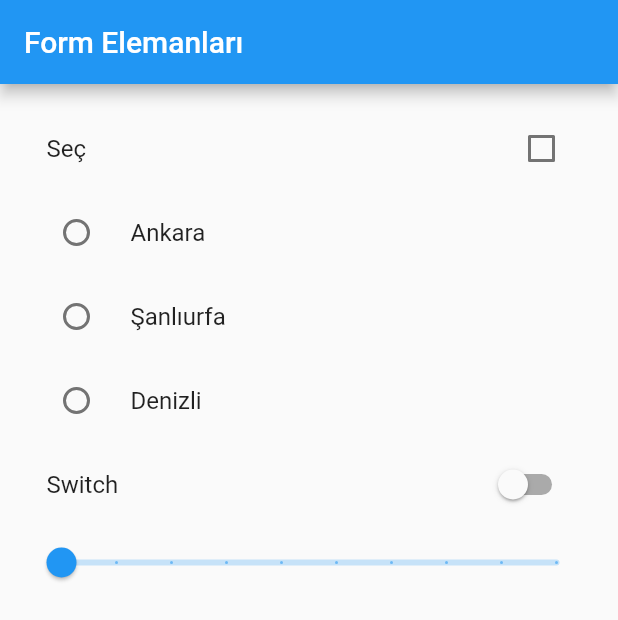
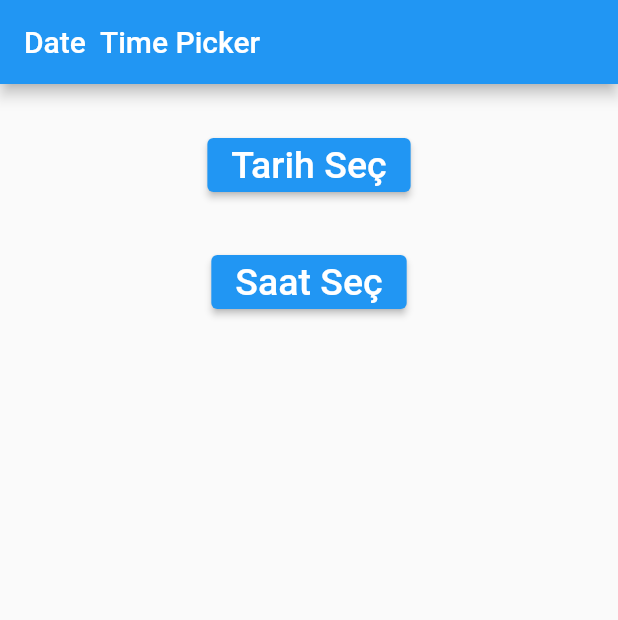
Before and after one commit to uluibrahim/Sifirdan-Flutter-Dersleri, a Flutter app: the screen it shows after launch, on a phone screen of 412 x 824 dp. Shown: the top 620 px of the screen. Run offline on Flutter 3.47's test engine with Material 2 defaults, Android fonts, the phone set to English and light mode, and no system bars; our stand-ins replace date_format, flutter_easyloading, palette_generator.

Commit message:
datetimepicker ve timeofday

```diff
--- /dev/null
+++ b/Bolum3/scroll/lib/date_time_picker.dart
@@ -0,0 +1,96 @@
+import 'package:flutter/material.dart';
+import 'package:date_format/date_format.dart';
+
+class DateTimePickerKullanimi extends StatefulWidget {
+  @override
+  _DateTimePickerKullanimiState createState() =>
+      _DateTimePickerKullanimiState();
+}
+
+class _DateTimePickerKullanimiState extends State<DateTimePickerKullanimi> {
+  @override
+  Widget build(BuildContext context) {
+    DateTime suan = DateTime.now();
+    DateTime firstDate = DateTime(2021, suan.month - 3);
+    DateTime lastDate = DateTime(2021, suan.month, suan.day + 20);
+
+    TimeOfDay timeNow = TimeOfDay.now();
+    return Scaffold(
+      appBar: appBar(),
+      body: Center(
+        child: Padding(
+          padding: const EdgeInsets.all(15.0),
+          child: Column(
+            children: [
+              Padding(
+                padding: const EdgeInsets.all(15.0),
+                child: tarihSec(context, suan, firstDate, lastDate),
+              ),
+              Padding(
+                padding: const EdgeInsets.all(15.0),
+                child: saatSec(timeNow),
+              ),
+            ],
+          ),
+        ),
+      ),
+    );
+  }
+
+  ElevatedButton saatSec(TimeOfDay timeNow) {
+    return ElevatedButton(
+      onPressed: () {
+        showTimePicker(
+          context: context,
+          initialTime: timeNow,
+          initialEntryMode: TimePickerEntryMode.input,
+          cancelText: "Vazgeç",
+          helpText: "Saat Seçiniz",
+          confirmText: "OK",
+        ).then(
+          (value) => {
+            print(value.format(context)),
+            print("${value.hour} ${value.minute}"),
+            print(
+                "${value.hour.toString().padLeft(2, '0') + ':' + value.minute.toString().padLeft(2, '0')}"),
+          },
+        );
+      },
+      child: Text(
+        "Saat Seç",
+        style: TextStyle(fontSize: 25),
+      ),
+    );
+  }
+
+  ElevatedButton tarihSec(BuildContext context, DateTime suan,
+      DateTime firstDate, DateTime lastDate) {
+    return ElevatedButton(
+      onPressed: () {
+        showDatePicker(
+          context: context,
+          initialDate: suan,
+          firstDate: firstDate,
+          lastDate: lastDate,
+          //initialDatePickerMode: DatePickerMode.year,
+          errorFormatText: "Hata",
+        ).then((value) {
+          if (value != null) {
+            print(value);
+            print(value.toIso8601String());
+            print(value.add(Duration(days: 20)));
+            //print(formatDate(value, [yyyy, '-', mm, '-', dd]));
+            var newFormat = formatDate(value, [yyyy, '-', mm, '-', dd]);
+            print(newFormat);
+          }
+        });
+      },
+      child: Text(
+        "Tarih Seç",
+        style: TextStyle(fontSize: 25),
+      ),
+    );
+  }
+
+  AppBar appBar() => AppBar(title: Text("Date  Time Picker"));
+}
--- a/Bolum3/scroll/lib/main.dart
+++ b/Bolum3/scroll/lib/main.dart
@@ -6,6 +6,7 @@ import 'package:scroll/form_ve_textformfield_kullanimi.dart';
 
 import 'card_list_tile.dart';
 import 'custom_scroll_view.dart';
+import 'date_time_picker.dart';
 import 'diger_form_elemanlari.dart';
 import 'grid_view.dart';
 import 'list_view_kullanimi.dart';
@@ -27,7 +28,7 @@ class MyApp extends StatelessWidget {
       routes: {
         // kök dizin / ile gösterilir  program ilk açıldığında kök dizinden başlar
         // burada kök dizin tanımlanmış home iptal edilmelidir aksi takdirde uygulamala ikisi arasında karar veremeyip hata verecektir.
-        "/": (context) => FormElemanlari(),
+        "/": (context) => DateTimePickerKullanimi(),
 
         //"/": (context) => TextFormFieldKullanimi(),
         // "/": (context) => FormIslemleri(),
--- a/Bolum3/scroll/pubspec.yaml
+++ b/Bolum3/scroll/pubspec.yaml
@@ -24,6 +24,7 @@ dependencies:
   flutter:
     sdk: flutter
   flutter_easyloading: ^3.0.0
+  date_format: ^2.0.2
 
   # The following adds the Cupertino Icons font to your application.
   # Use with the CupertinoIcons class for iOS style icons.
```
Also changed, not shown: Bolum3/scroll/pubspec.lock.
